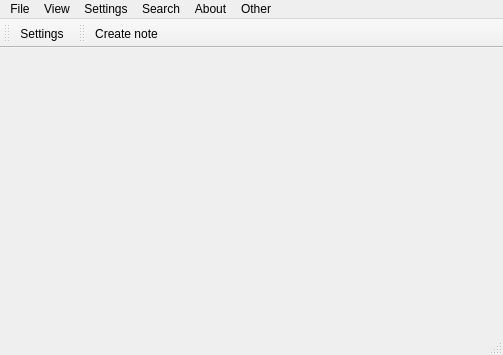
Before: the Qt Designer form src/main/mainwindow.ui in axsapronov/QSopherim, drawn with Qt 5.
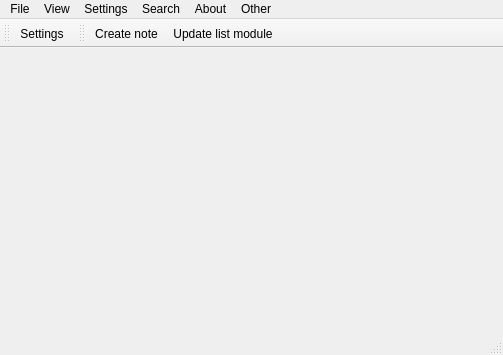
After: the same form once the commit is applied.

Commit message: Update list modules

```diff
--- a/src/main/mainwindow.ui
+++ b/src/main/mainwindow.ui
@@ -114,6 +114,7 @@
     <bool>false</bool>
    </attribute>
    <addaction name="actionAction_Other_Create_Note"/>
+   <addaction name="actionAction_Other_Update_List_Module"/>
   </widget>
   <action name="action_About_Help">
    <property name="text">
@@ -263,6 +264,11 @@
     <string>Create note</string>
    </property>
   </action>
+  <action name="actionAction_Other_Update_List_Module">
+   <property name="text">
+    <string>Update list module</string>
+   </property>
+  </action>
  </widget>
  <layoutdefault spacing="6" margin="11"/>
  <resources/>
```
The commit also changes 4 other files.
